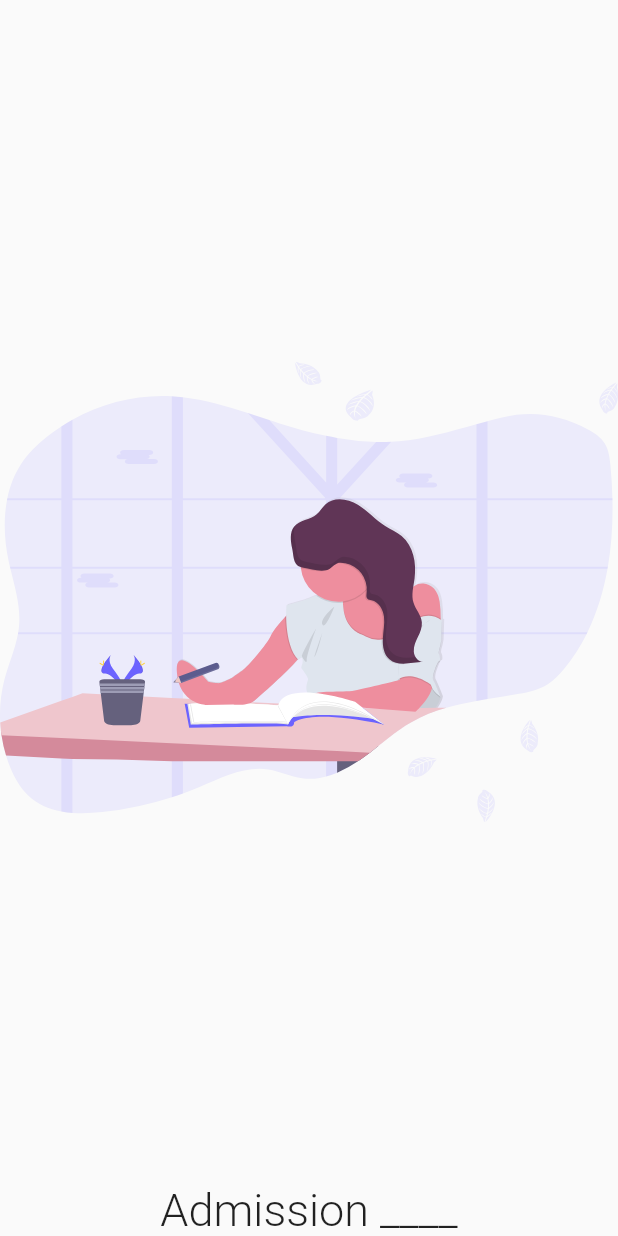
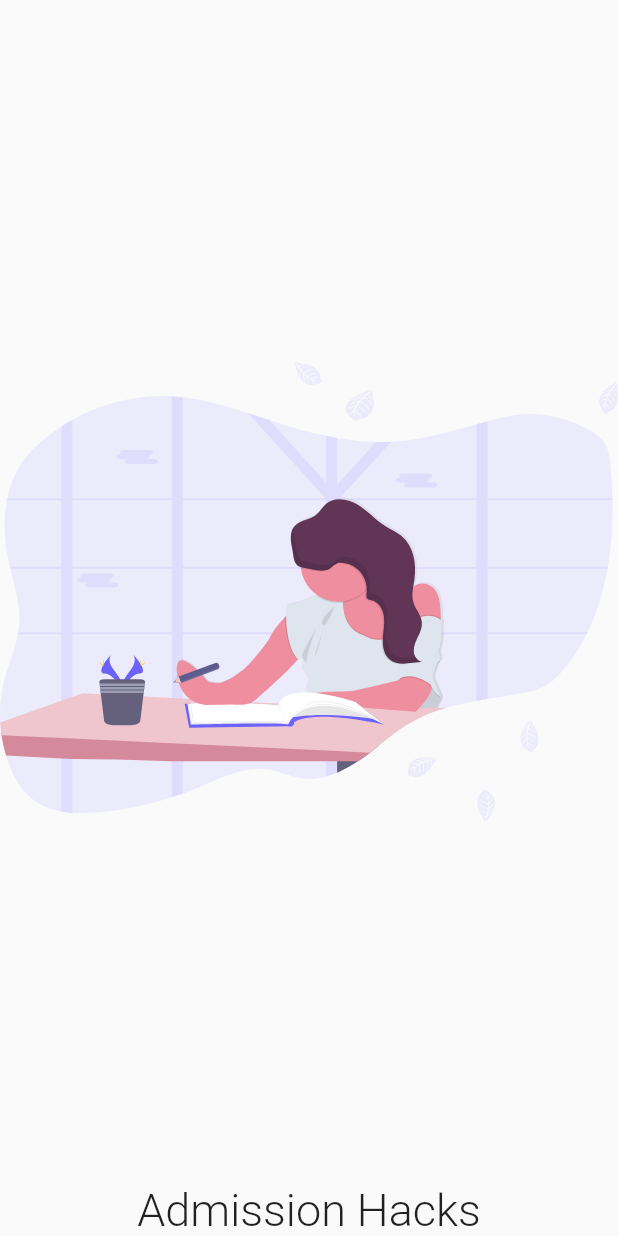
Before and after one commit to shakib-h/admissionhacks, a Flutter app: the first screen one second after launch, on a phone screen of 412 x 824 dp. Run offline on Flutter 3.47's test engine with Material 2 defaults, Android fonts, the phone set to English and light mode, and no system bars; our stand-ins replace cached_network_image, cloud_firestore, firebase_core, flutter_svg, google_mobile_ads, google_nav_bar and 4 more; missing offline and left inert: flutter_web_browser; accounts and stored records are empty; project files that could hold a hidden picture were left out.

Commit message:
name change

```diff
--- a/lib/screens/splash.dart
+++ b/lib/screens/splash.dart
@@ -30,7 +30,7 @@ class SplashState extends State<Splash> {
           children: <Widget>[
             introImage,
             Text(
-              "Admission ____",
+              "Admission Hacks",
               style: TextStyle(
                 fontWeight: FontWeight.w300,
                 fontSize: 30,
```
